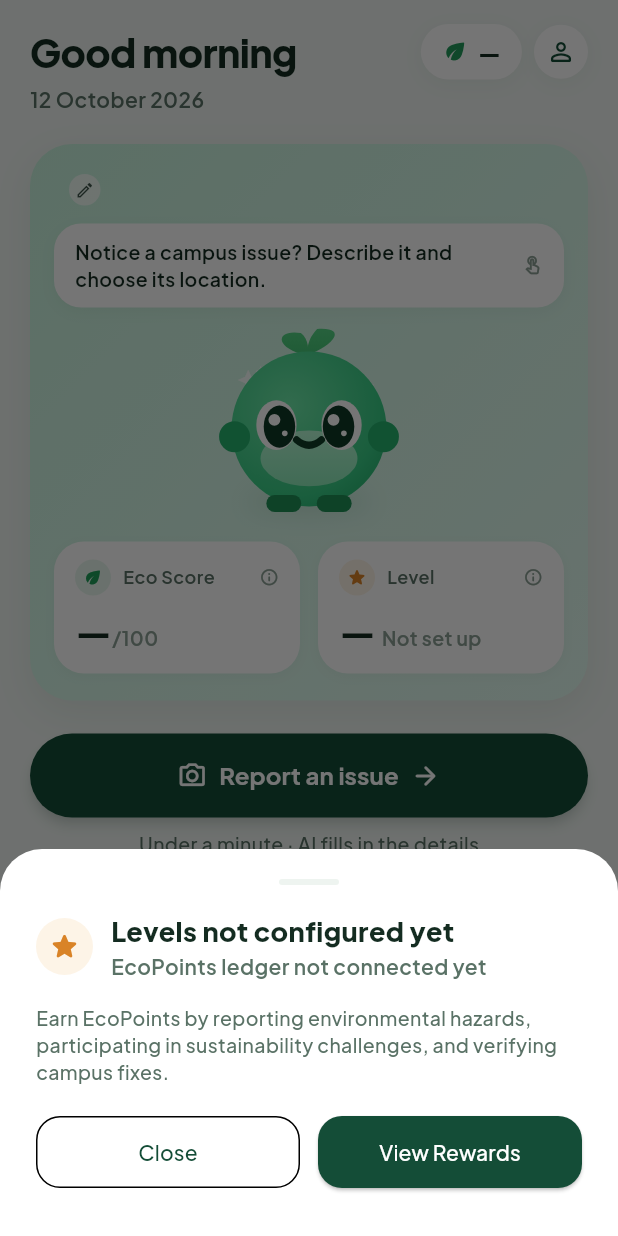
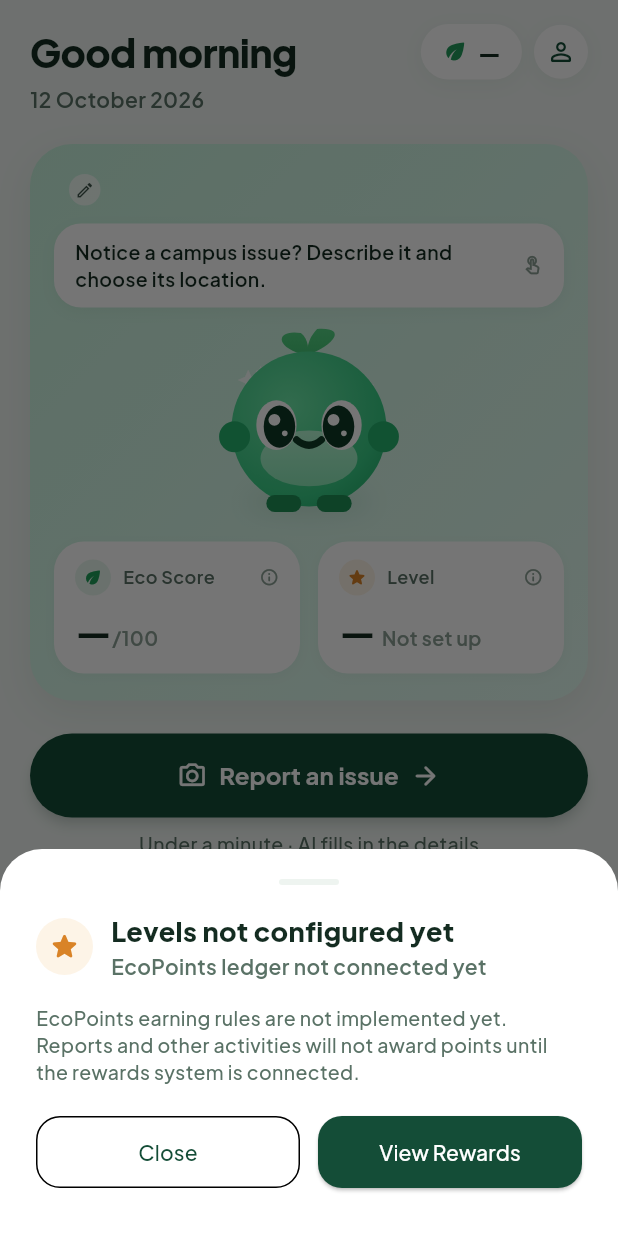
Before and after one commit to aryann-tyagi/Ecocampus, a Flutter app: the screen it shows once a user with an empty profile is signed in, after a tap on "Level", on a phone screen of 412 x 824 dp. Run offline on Flutter 3.47's test engine with Material 3 defaults, Android fonts, the phone set to English and light mode, and no system bars; our stand-ins replace flutter_riverpod, google_fonts, shared_preferences, supabase_flutter; accounts and stored records are empty.

Commit message:
Clarify EcoPoints are not yet awarded

```diff
--- a/apps/mobile/lib/features/home/presentation/student_home_screen.dart
+++ b/apps/mobile/lib/features/home/presentation/student_home_screen.dart
@@ -435,7 +435,7 @@ class _StudentHomeScreenState extends ConsumerState<StudentHomeScreen> {
                 ),
                 const SizedBox(height: 16),
                 Text(
-                  'Earn EcoPoints by reporting environmental hazards, participating in sustainability challenges, and verifying campus fixes.',
+                  'EcoPoints earning rules are not implemented yet. Reports and other activities will not award points until the rewards system is connected.',
                   style: AppTextStyles.bodyMedium.copyWith(
                     color: AppColors.inkSecondary,
                     fontSize: 13,
```
